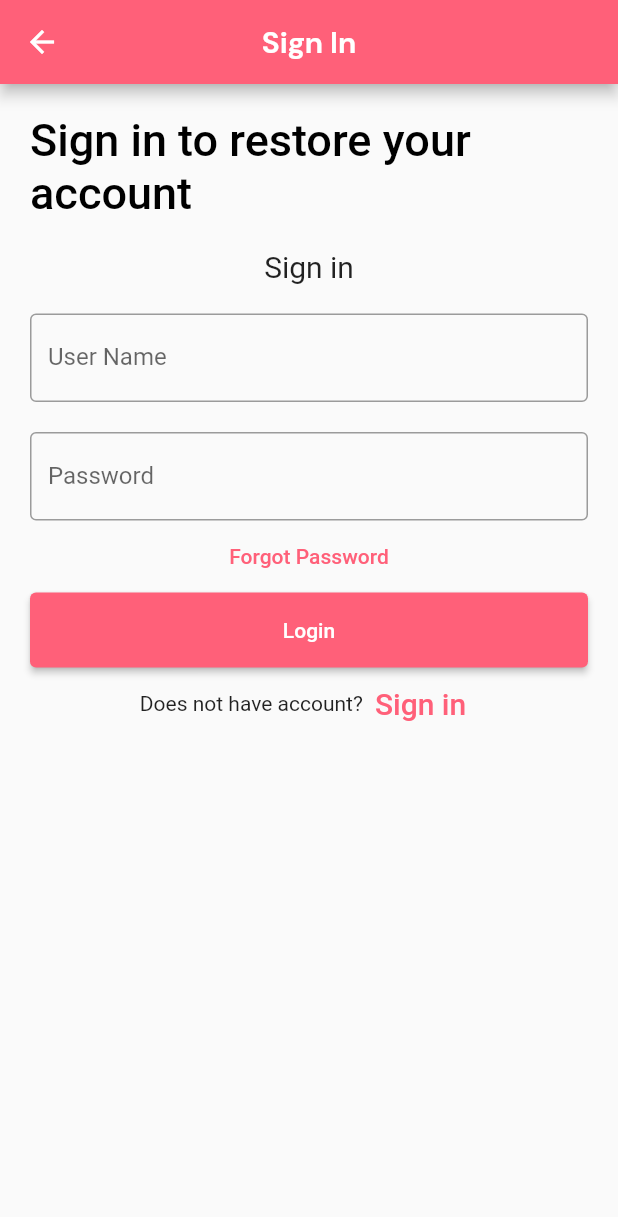
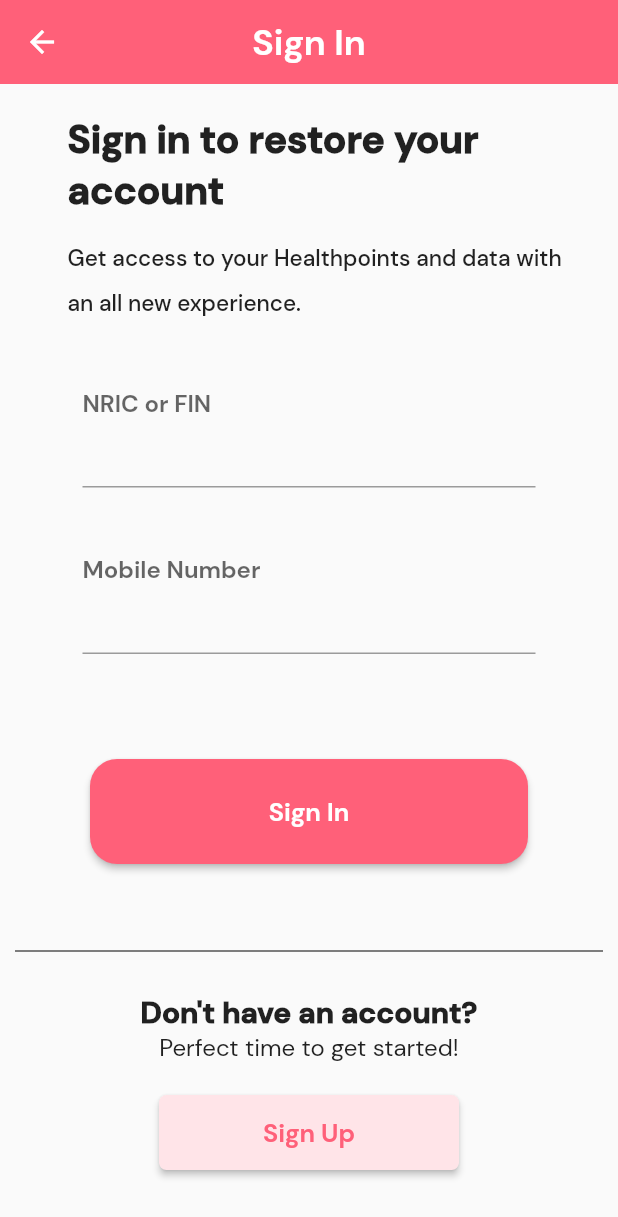
Before and after one commit to 5Gs-Hackrift/ActiveGO, a Flutter app: the SignIn screen opened directly, on a phone screen of 412 x 824 dp. Shown: the top 1217 px of the screen. Run offline on Flutter 3.47's test engine with Material 2 defaults, Android fonts, the phone set to English and light mode, and no system bars.

Commit message:
- Updated signin_login page - Added regular DMSans to pubspec.yaml

```diff
--- a/lib/signin_login.dart
+++ b/lib/signin_login.dart
@@ -13,83 +13,125 @@ class _SignIn extends State<SignIn> {
 
   @override
   Widget build(BuildContext context) {
+    final ButtonStyle buttonStyle = ElevatedButton.styleFrom(
+        minimumSize: const Size(200, 70),
+        shape: const RoundedRectangleBorder(
+            borderRadius: BorderRadius.all(Radius.circular(18))),
+        textStyle: const TextStyle(
+            fontSize: 17, fontFamily: 'DMSans', fontWeight: FontWeight.w600));
+
     return Scaffold(
         appBar: AppBar(
             title: const Text('Sign In',
                 style: TextStyle(
-                    fontFamily: 'DMSans', fontWeight: FontWeight.bold)),
-            centerTitle: true),
+                  fontFamily: 'DMSans',
+                  fontSize: 24,
+                  fontWeight: FontWeight.w600,
+                )),
+            centerTitle: true,
+            elevation: 0),
         body: Padding(
             padding: const EdgeInsets.all(10),
             child: ListView(
               children: <Widget>[
                 Container(
                     alignment: Alignment.center,
-                    padding: const EdgeInsets.all(10),
+                    padding: const EdgeInsets.fromLTRB(35, 10, 35, 0),
                     child: const Text(
                       'Sign in to restore your account',
+                      textAlign: TextAlign.left,
                       style: TextStyle(
-                          color: Colors.black,
-                          fontWeight: FontWeight.w500,
-                          fontSize: 30),
+                        fontFamily: 'DMSans',
+                        fontSize: 26,
+                        fontWeight: FontWeight.w900,
+                      ),
                     )),
                 Container(
-                    alignment: Alignment.center,
-                    padding: const EdgeInsets.all(10),
+                    alignment: Alignment.topLeft,
+                    padding: const EdgeInsets.fromLTRB(35, 10, 25, 20),
                     child: const Text(
-                      'Sign in',
-                      style: TextStyle(fontSize: 20),
+                      'Get access to your Healthpoints and data with an all new experience.',
+                      style: TextStyle(
+                          fontFamily: 'DMSans',
+                          fontSize: 15,
+                          height: 2,
+                          fontWeight: FontWeight.w500),
                     )),
                 Container(
-                  padding: const EdgeInsets.all(10),
+                  padding: const EdgeInsets.fromLTRB(45, 30, 45, 20),
                   child: TextField(
                       controller: nameController,
                       decoration: const InputDecoration(
-                      border: OutlineInputBorder(),
-                      labelText: 'User Name',
+                        border: UnderlineInputBorder(),
+                        labelText: 'NRIC or FIN\n\n\n',
                       ),
-                  ),
+                      style: const TextStyle(
+                          fontFamily: 'DMSans',
+                          fontSize: 16,
+                          fontWeight: FontWeight.w600)),
                 ),
                 Container(
-                  padding: const EdgeInsets.fromLTRB(10, 10, 10, 0),
+                  padding: const EdgeInsets.fromLTRB(45, 30, 45, 0),
                   child: TextField(
                       obscureText: true,
                       controller: passwordController,
                       decoration: const InputDecoration(
-                      border: OutlineInputBorder(),
-                      labelText: 'Password',
+                        border: UnderlineInputBorder(),
+                        labelText: 'Mobile Number\n\n\n',
+                      ),
+                      style: const TextStyle(
+                          fontFamily: 'DMSans',
+                          fontSize: 16,
+                          fontWeight: FontWeight.w600)),
+                ),
+                Container(
+                  padding: const EdgeInsets.fromLTRB(50, 70, 50, 50),
+                  child: ElevatedButton(
+                    style: buttonStyle,
+                    onPressed: () {}, // Link to home page
+                    child: const Text('Sign In'),
                   ),
                 ),
+                Column(
+                  children: <Widget>[
+                    const Divider(
+                      thickness: 0,
+                      indent: 0,
+                      endIndent: 0,
+                      color: Colors.black,
                     ),
-                TextButton(
-                  onPressed: () {
-                    //forgot password screen
-                  },
+                    const SizedBox(height: 20),
+                    const Text("Don't have an account?",
+                        style: TextStyle(
+                          fontFamily: 'DMSans',
+                          fontSize: 20,
+                          fontWeight: FontWeight.w900,
+                        )),
+                    const Text("Perfect time to get started!\n",
+                        style: TextStyle(
+                          fontFamily: 'DMSans',
+                          fontSize: 16,
+                          fontWeight: FontWeight.w400,
+                        )),
+                    Container(
+                      child: ElevatedButton(
+                        style: ElevatedButton.styleFrom(
+                          primary: const Color(0xFFFFE4E8),
+                          minimumSize: const Size(200, 50),
+                          shape: const RoundedRectangleBorder(
+                              borderRadius:
+                                  BorderRadius.all(Radius.circular(5))),
+                        ),
                         child: const Text(
-                    'Forgot Password',
+                          'Sign Up',
+                          style: TextStyle(
+                              color: const Color(0xFFFF6079),
+                              fontFamily: 'DMSans',
+                              fontSize: 17,
+                              fontWeight: FontWeight.w600),
                         ),
+                        onPressed: () {},
                       ),
-                Container(
-                    height: 50,
-                    padding: const EdgeInsets.fromLTRB(10, 0, 10, 0),
-                    child: ElevatedButton(
-                      child: const Text('Login'),
-                      onPressed: () {
-                        print(nameController.text);
-                        print(passwordController.text);
-                      },
-                    )),
-                Row(
-                  children: <Widget>[
-                    const Text('Does not have account?'),
-                    TextButton(
-                      child: const Text(
-                        'Sign in',
-                        style: TextStyle(fontSize: 20),
-                      ),
-                      onPressed: () {
-                        //signup screen
-                      },
                     )
                   ],
                   mainAxisAlignment: MainAxisAlignment.center,
@@ -98,3 +140,10 @@ class _SignIn extends State<SignIn> {
             )));
   }
 }
+
+final ButtonStyle buttonStyle = ElevatedButton.styleFrom(
+    minimumSize: const Size(230, 75),
+    shape: const RoundedRectangleBorder(
+        borderRadius: BorderRadius.all(Radius.circular(18))),
+    textStyle: const TextStyle(
+        fontSize: 17, fontFamily: 'DMSans', fontWeight: FontWeight.w600));
--- a/pubspec.yaml
+++ b/pubspec.yaml
@@ -97,3 +97,4 @@ flutter:
       fonts:
         - asset: fonts/DMSans-Regular.ttf
         - asset: fonts/DMSans-Bold.ttf
+        - asset: fonts/DMSans-Medium.ttf
```
Lines whose indentation alone changed are shown as unchanged.
